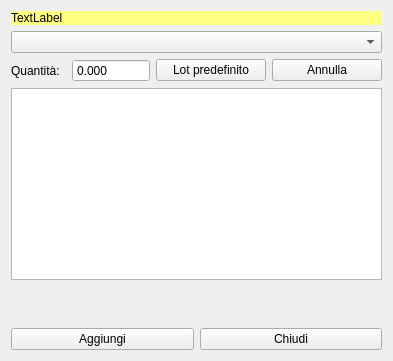
Above: haddlotinproduction.ui from fblabs/hamlet-mod-sancon before the change. Below: the same form after it.
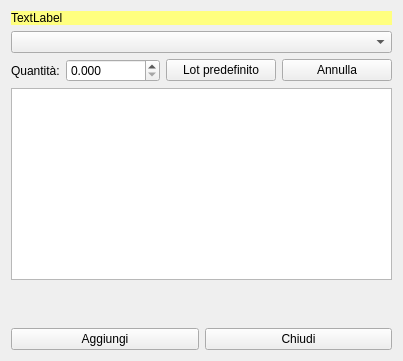
That is the form after the change. Icons and pictures are not drawn.

```diff
--- a/haddlotinproduction.ui
+++ b/haddlotinproduction.ui
@@ -48,7 +48,7 @@
         <set>Qt::ImhDigitsOnly|Qt::ImhFormattedNumbersOnly</set>
        </property>
        <property name="buttonSymbols">
-        <enum>QAbstractSpinBox::NoButtons</enum>
+        <enum>QAbstractSpinBox::UpDownArrows</enum>
        </property>
        <property name="specialValueText">
         <string/>
```
Left out of the diff: 2 changed lines with no effect on the pictures.
